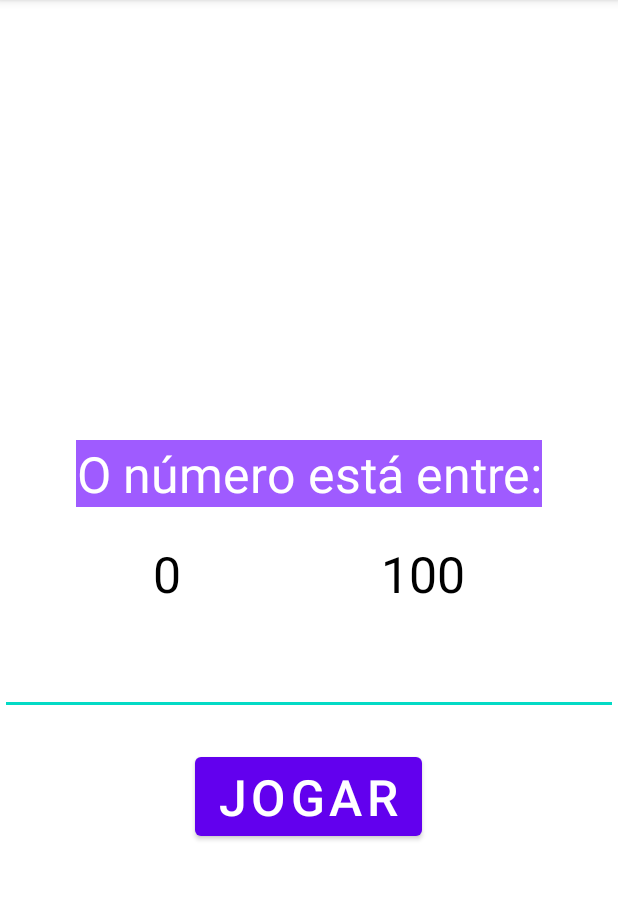
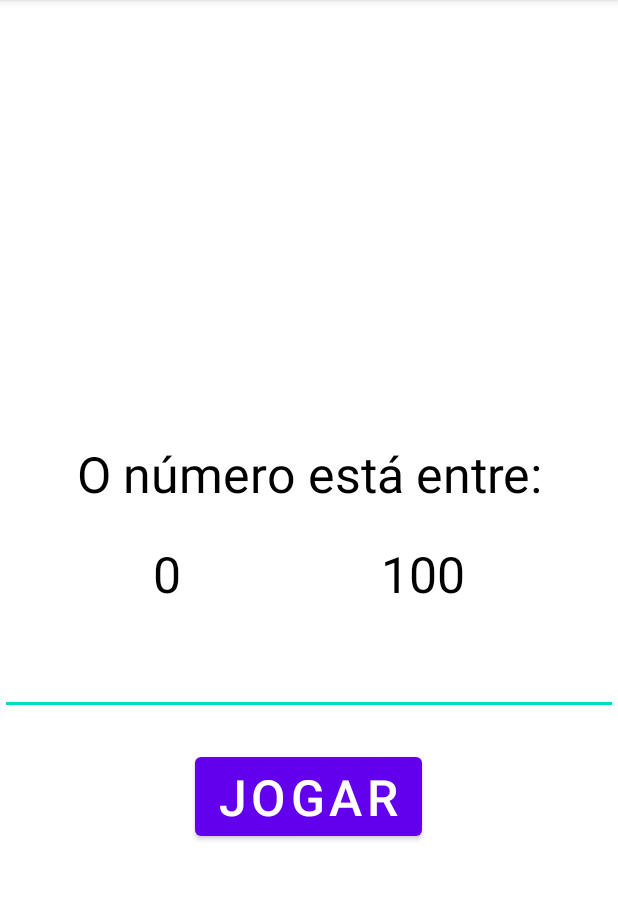
Before and after one commit to hellenilda/Adivinhe_o_numero-Android, an Android app: the screen it shows after launch (MainActivity), on a phone screen of 412 x 824 dp, the part 84-984 px from its top. Run offline under Robolectric (Android 15) with nearby library versions, the phone set to English and light mode, and no system bars.

Commit message:
cor-TextView

```diff
--- a/app/src/main/res/layout/activity_main.xml
+++ b/app/src/main/res/layout/activity_main.xml
@@ -23,10 +23,9 @@
         android:layout_width="wrap_content"
         android:layout_height="wrap_content"
         android:layout_marginBottom="10pt"
-        android:background="#9F5BFF"
         android:gravity="center"
         android:text="O número está entre:"
-        android:textColor="#FFFFFF"
+        android:textColor="#000000"
         android:textSize="15pt" />
 
     <LinearLayout
```
